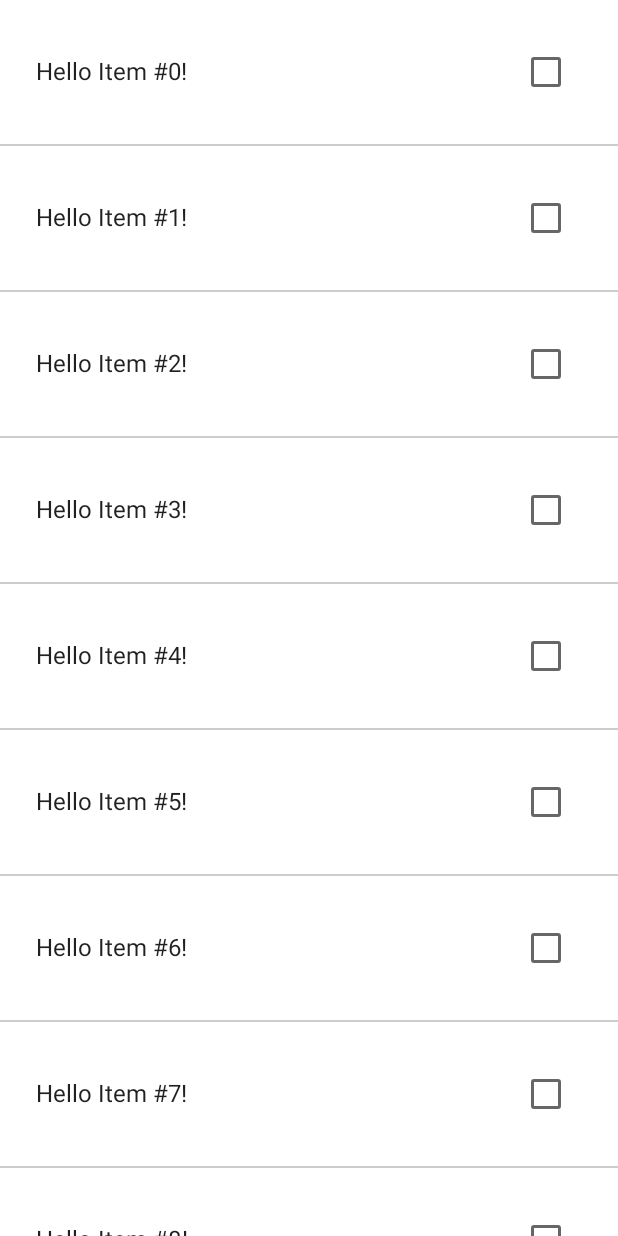
After one commit to thedeveloperworldisyours/FullComposeList, an Android app built with Jetpack Compose: the MultipleActivity screen opened directly, with no data from a screen before it, on a phone screen of 412 x 824 dp. The commit adds this screen. Run offline under Robolectric (Android 15) with nearby library versions, the phone set to English and light mode, and no system bars.

Commit message:
added multiple choice

```diff
--- a/app/src/main/AndroidManifest.xml
+++ b/app/src/main/AndroidManifest.xml
@@ -27,6 +27,8 @@
             android:theme="@style/Theme.JetpackComposeLists.NoActionBar" />
         <activity android:name=".expandable.ExpandableActivity"
             android:theme="@style/Theme.JetpackComposeLists.NoActionBar" />
+        <activity android:name=".multiple.MultipleActivity"
+            android:theme="@style/Theme.JetpackComposeLists.NoActionBar" />
     </application>
 
 </manifest>
--- a/app/src/main/java/com/a/jetpackcomposelists/main/MainViewModel.kt
+++ b/app/src/main/java/com/a/jetpackcomposelists/main/MainViewModel.kt
@@ -5,6 +5,7 @@ import android.content.Intent
 import androidx.lifecycle.ViewModel
 import com.a.jetpackcomposelists.R
 import com.a.jetpackcomposelists.expandable.ExpandableActivity
+import com.a.jetpackcomposelists.multiple.MultipleActivity
 import com.a.jetpackcomposelists.section.SectionActivity
 import com.a.jetpackcomposelists.sectionstick.SectionStickActivity
 
@@ -14,6 +15,7 @@ class MainViewModel : ViewModel() {
         const val SECTION = 0
         const val SECTION_STICK = 1
         const val EXPANDABLE = 2
+        const val MULTIPLE = 3
     }
 
     fun getList(context: Context): MutableList<String> {
@@ -21,6 +23,7 @@ class MainViewModel : ViewModel() {
         fruitList.add(context.resources.getString(R.string.section))
         fruitList.add(context.resources.getString(R.string.section_stick))
         fruitList.add(context.resources.getString(R.string.expandable))
+        fruitList.add(context.resources.getString(R.string.multiple))
         return fruitList
     }
 
@@ -35,6 +38,9 @@ class MainViewModel : ViewModel() {
             EXPANDABLE -> {
                 context.startActivity(Intent(context, ExpandableActivity::class.java))
             }
+            MULTIPLE -> {
+                context.startActivity(Intent(context, MultipleActivity::class.java))
+            }
         }
     }
 }
--- /dev/null
+++ b/app/src/main/java/com/a/jetpackcomposelists/multiple/MultipleActivity.kt
@@ -0,0 +1,27 @@
+package com.a.jetpackcomposelists.multiple
+
+import android.os.Bundle
+import androidx.activity.ComponentActivity
+import androidx.activity.compose.setContent
+import androidx.activity.viewModels
+import androidx.compose.material.MaterialTheme
+import androidx.compose.material.Surface
+import com.a.jetpackcomposelists.main.MainViewModel
+import com.a.jetpackcomposelists.main.MyScreenContent
+import com.a.jetpackcomposelists.ui.theme.JetpackComposeListsTheme
+
+class MultipleActivity : ComponentActivity() {
+
+    private val viewModel by viewModels<MainViewModel>()
+
+    override fun onCreate(savedInstanceState: Bundle?) {
+        super.onCreate(savedInstanceState)
+        setContent {
+            JetpackComposeListsTheme {
+                Surface(color = MaterialTheme.colors.background) {
+                    MultipleScreen()
+                }
+            }
+        }
+    }
+}
--- /dev/null
+++ b/app/src/main/java/com/a/jetpackcomposelists/multiple/MultipleScreen.kt
@@ -0,0 +1,65 @@
+package com.a.jetpackcomposelists.multiple
+
+import androidx.compose.animation.animateColorAsState
+import androidx.compose.foundation.background
+import androidx.compose.foundation.layout.*
+import androidx.compose.foundation.layout.Row
+import androidx.compose.foundation.lazy.LazyColumn
+import androidx.compose.foundation.lazy.itemsIndexed
+import androidx.compose.material.Checkbox
+import androidx.compose.material.TabRowDefaults.Divider
+import androidx.compose.material.Text
+import androidx.compose.runtime.Composable
+import androidx.compose.runtime.getValue
+import androidx.compose.runtime.mutableStateOf
+import androidx.compose.runtime.saveable.rememberSaveable
+import androidx.compose.runtime.setValue
+import androidx.compose.ui.Alignment
+import androidx.compose.ui.Modifier
+import androidx.compose.ui.graphics.Color
+import androidx.compose.ui.unit.dp
+
+
+@Composable
+fun MultipleScreen(
+    names: List<String> = List(15) { "Item #$it" },
+    completed: MutableList<Boolean> = MutableList(15) { false }
+) {
+    Column(modifier = Modifier.fillMaxHeight()) {
+        NameList(names, Modifier.weight(1f), completed)
+    }
+}
+
+@Composable
+fun NameList(names: List<String>, modifier: Modifier, completed: MutableList<Boolean>) {
+    LazyColumn(modifier = modifier) {
+        itemsIndexed(items = names) { index: Int, item: String ->
+            Greeting(name = item, completed, index)
+            Divider(color = Color.LightGray)
+        }
+    }
+}
+
+@Composable
+fun Greeting(name: String, completedList: MutableList<Boolean>, index: Int) {
+    var isSelected by rememberSaveable { mutableStateOf(completedList[index]) }
+    val backgroundColor by animateColorAsState(if (isSelected) Color.Blue else Color.Transparent)
+
+    Box(Modifier.fillMaxWidth()) {
+        Text(
+            text = "Hello $name!",
+            modifier = Modifier
+                .padding(24.dp).align(Alignment.CenterStart)
+        )
+        Checkbox(
+            checked = isSelected,
+            onCheckedChange = {
+                isSelected = !isSelected
+                completedList[index] = !isSelected
+            },
+            modifier = Modifier
+                .padding(24.dp)
+                .background(color = backgroundColor).align(Alignment.CenterEnd)
+        )
+    }
+}
--- /dev/null
+++ b/app/src/main/java/com/a/jetpackcomposelists/multiple/MultipleViewModel.kt
@@ -0,0 +1,6 @@
+package com.a.jetpackcomposelists.multiple
+
+import androidx.lifecycle.ViewModel
+
+class MultipleViewModel: ViewModel() {
+}
--- a/app/src/main/res/values/strings.xml
+++ b/app/src/main/res/values/strings.xml
@@ -3,6 +3,7 @@
     <string name="section">Section</string>
     <string name="section_stick">Section stick</string>
     <string name="expandable">Expandable</string>
+    <string name="multiple">Multiple choice</string>
 
     <string-array name="fruits_array">
         <item>Apples</item>
```
